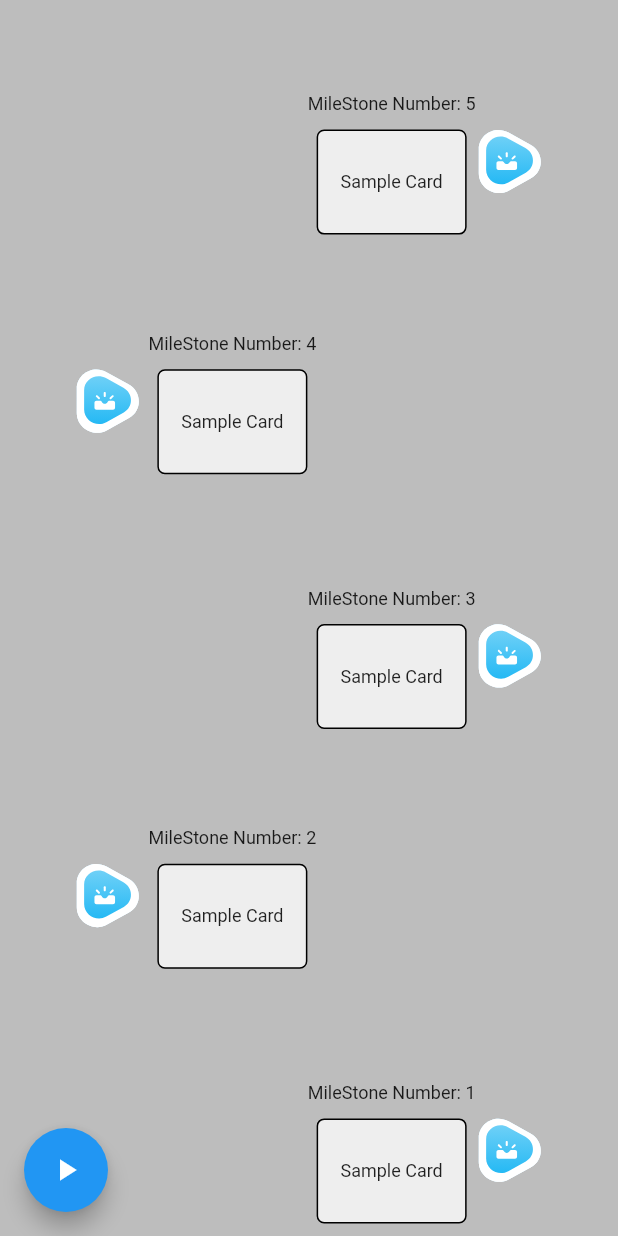
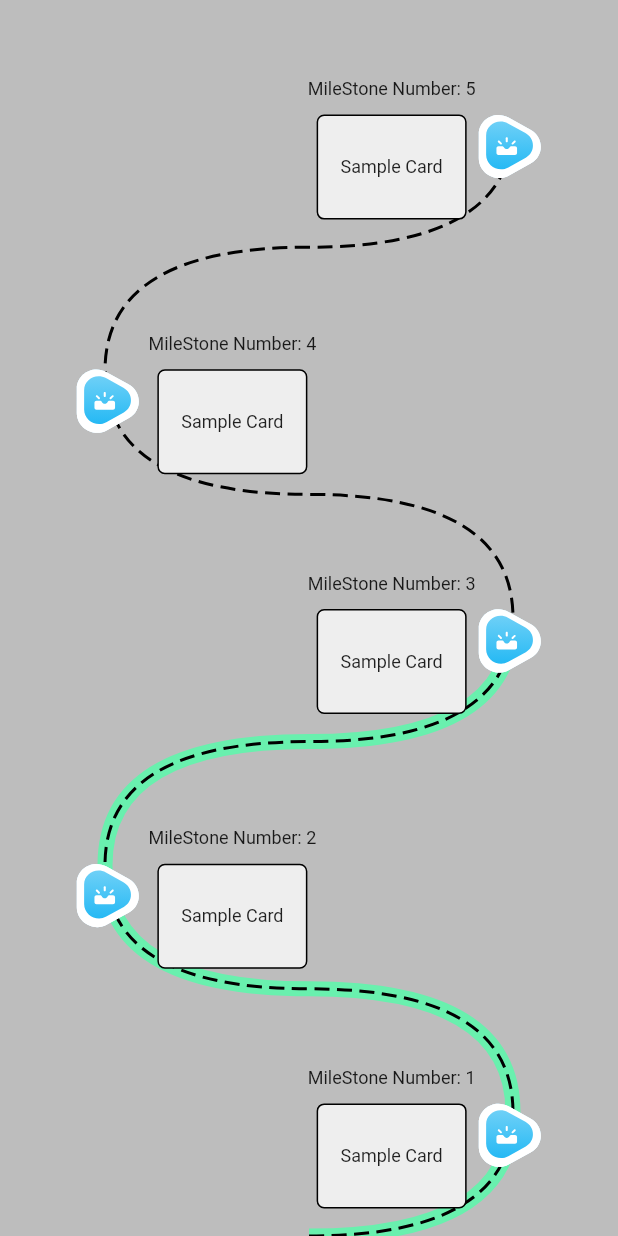
Before and after one commit to mg7237/flutter_draw, a Flutter app: the screen it shows after launch, on a phone screen of 412 x 824 dp. Run offline on Flutter 3.47's test engine with Material 2 defaults, Android fonts, the phone set to English and light mode, and no system bars; our stand-ins replace flutter_svg, path_drawing.

Commit message:
Dash curve line and single time animation implimented

```diff
--- a/lib/main.dart
+++ b/lib/main.dart
@@ -5,6 +5,7 @@ import 'dart:ui';
 import 'package:flutter/material.dart';
 import 'package:flutter_svg/flutter_svg.dart';
 import 'package:flutter/services.dart';
+import 'package:path_drawing/path_drawing.dart';
 
 /// Hard coded variables
 
@@ -14,8 +15,9 @@ import 'package:flutter/services.dart';
 // So number of sections = number of max milestones * 2 + 2
 const int kNumberOfSections = 10; //
 
-const int kNumberOfMilestones =
-    5; // Actual number of milestones completed; minimum 1
+const int kMaxMilestones = 5; // Maximum milestones
+const int kMilestonesCompleted =
+    3; // Actual number of milestones completed; minimum 1
 
 // Use to define steepness of curve, lesser value >> steeper curve
 const kControlPoint = 70.0;
@@ -86,7 +88,7 @@ void main() {
   // Than we setup preferred orientations,
   // and only after it finished we run our app
   SystemChrome.setPreferredOrientations([DeviceOrientation.portraitUp])
-      .then((value) => runApp(const MaterialApp(home: AnimatedPathDemo())));
+      .then((value) => runApp(const MaterialApp(home: AnimatedPath())));
 }
 
 class AnimatedPathPainter extends CustomPainter {
@@ -139,8 +141,11 @@ class AnimatedPathPainter extends CustomPainter {
           size.width - kControlPoint,
           size.height * ((kNumberOfSections - 1) / kNumberOfSections));
 
-    if (kNumberOfMilestones > 1) {
-      for (int i = 2; i <= kNumberOfMilestones; i++) {
+    // dashArray: CircularIntervalList<double>([dashSize, gapSize]),
+    //   dashOffset: DashOffset.percentage(0.005));
+
+    if (kMilestonesCompleted > 1) {
+      for (int i = 2; i <= kMilestonesCompleted; i++) {
         path = _pathToNextMilestone(size, path, i);
       }
     }
@@ -155,33 +160,35 @@ class AnimatedPathPainter extends CustomPainter {
     final path = createAnimatedPath(_createAnyPath(size), animationPercent);
 
     final Paint paint = Paint();
-    paint.color = Colors.redAccent;
+    paint.color = Colors.greenAccent;
     paint.style = PaintingStyle.stroke;
-    paint.strokeWidth = 1.0;
+    paint.strokeWidth = 10.0;
 
     canvas.drawPath(path, paint);
+    //  canvas.drawRect(path, paint);
   }
 
   @override
   bool shouldRepaint(CustomPainter oldDelegate) => true;
 }
 
-class AnimatedPathDemo extends StatefulWidget {
-  const AnimatedPathDemo({Key? key}) : super(key: key);
+class AnimatedPath extends StatefulWidget {
+  const AnimatedPath({Key? key}) : super(key: key);
 
   @override
-  _AnimatedPathDemoState createState() => _AnimatedPathDemoState();
+  _AnimatedPathState createState() => _AnimatedPathState();
 }
 
-class _AnimatedPathDemoState extends State<AnimatedPathDemo>
+class _AnimatedPathState extends State<AnimatedPath>
     with SingleTickerProviderStateMixin {
   late AnimationController _controller;
 
   void _startAnimation() {
     _controller.stop();
     _controller.reset();
-    _controller.repeat(
-      period: const Duration(seconds: 5),
+    _controller.duration = const Duration(seconds: 5);
+    _controller.forward(
+        //period: const Duration(seconds: 5),
         );
   }
 
@@ -228,7 +235,7 @@ class _AnimatedPathDemoState extends State<AnimatedPathDemo>
             top: (size.height *
                     (kNumberOfSections - ((i * 2) - 1)) /
                     kNumberOfSections) -
-                20,
+                30,
             child: Row(
               children: [
                 Column(children: [
@@ -271,28 +278,23 @@ class _AnimatedPathDemoState extends State<AnimatedPathDemo>
     return Scaffold(
         //appBar: AppBar(title: const Text('Animated Paint')),
         body: Stack(children: [
-          // Container(
-          //   height: MediaQuery.of(context).size.height,
-          //   width: MediaQuery.of(context).size.width,
-          //   decoration:
-          //       const BoxDecoration(color: Color.fromARGB(100, 189, 189, 189)),
-          //   child: CustomPaint(painter: AnimatedPathPainter(_controller)),
-          // ),
       Container(
         height: size.height,
         width: size.width,
         decoration:
             const BoxDecoration(color: Color.fromARGB(255, 189, 189, 189)),
-            child: CustomPaint(
-                painter: AnimatedPathPainter(_controller), size: size),
+        child:
+            CustomPaint(painter: AnimatedPathPainter(_controller), size: size),
+      ),
+      Center(
+        child: Container(
+          width: size.width,
+          height: size.height,
+          child: CustomPaint(painter: DashPathPainter(size)),
+        ),
       ),
       Stack(children: _drawTriangleAndCards(size)),
-        ]),
-        floatingActionButton: FloatingActionButton(
-          onPressed: _startAnimation,
-          child: const Icon(Icons.play_arrow),
-        ),
-        floatingActionButtonLocation: FloatingActionButtonLocation.startFloat);
+    ]));
   }
 
   @override
@@ -301,6 +303,7 @@ class _AnimatedPathDemoState extends State<AnimatedPathDemo>
     _controller = AnimationController(
       vsync: this,
     );
+    _startAnimation();
   }
 
   @override
@@ -309,3 +312,82 @@ class _AnimatedPathDemoState extends State<AnimatedPathDemo>
     super.dispose();
   }
 }
+
+class DashPathPainter extends CustomPainter {
+  final Size size;
+  DashPathPainter(this.size);
+
+  final Paint blackStroke = Paint()
+    ..color = Colors.black
+    ..strokeWidth = 2.0
+    ..style = PaintingStyle.stroke;
+
+  Path _pathToNextMilestone(Size size, Path pathIn, int currentMilestone) {
+    late double heightTop;
+    late double heightMid;
+
+    if ((currentMilestone / 2) == (currentMilestone ~/ 2)) {
+      heightTop = size.height *
+          ((kNumberOfSections - ((currentMilestone * 2) - 1))) /
+          kNumberOfSections;
+
+      heightMid = size.height *
+          ((kNumberOfSections - ((currentMilestone - 1) * 2))) /
+          kNumberOfSections;
+
+      pathIn
+        ..quadraticBezierTo(
+            (size.width) - kControlPoint, heightMid, size.width / 2, heightMid)
+        ..quadraticBezierTo(
+            kControlPoint + 0.0, heightMid, kControlPoint + 0.0, heightTop);
+    } else {
+      heightTop = size.height *
+          ((kNumberOfSections - ((currentMilestone * 2) - 1))) /
+          kNumberOfSections;
+
+      heightMid = size.height *
+          ((kNumberOfSections - ((currentMilestone - 1) * 2))) /
+          kNumberOfSections;
+
+      pathIn
+        ..quadraticBezierTo(
+            kControlPoint + 0.0, heightMid, size.width / 2, heightMid)
+        ..quadraticBezierTo(size.width - kControlPoint + 0.0, heightMid,
+            size.width - kControlPoint + 0.0, heightTop);
+    }
+    return pathIn;
+  }
+
+  Path _createAnyPath(Size size) {
+    Path path = Path()
+      ..moveTo(size.width / 2, size.height)
+      ..quadraticBezierTo(
+          size.width - kControlPoint,
+          size.height, // * 1 * 3 / 4
+          size.width - kControlPoint,
+          size.height * ((kNumberOfSections - 1) / kNumberOfSections));
+
+    if (kMaxMilestones > 1) {
+      for (int i = 2; i <= kMaxMilestones; i++) {
+        path = _pathToNextMilestone(size, path, i);
+      }
+    }
+    return path;
+  }
+
+  @override
+  bool shouldRepaint(DashPathPainter oldDelegate) => true;
+
+  @override
+  void paint(Canvas canvas, Size size) {
+    Path p = _createAnyPath(size);
+    canvas.drawPath(
+        dashPath(
+          p,
+          dashArray: CircularIntervalList<double>(
+            <double>[10.0, 5],
+          ),
+        ),
+        blackStroke);
+  }
+}
--- a/pubspec.yaml
+++ b/pubspec.yaml
@@ -34,6 +34,7 @@ dependencies:
   # Use with the CupertinoIcons class for iOS style icons.
   cupertino_icons: ^1.0.2
   flutter_svg: ^1.0.3
+  path_drawing: ^1.0.0
 
 dev_dependencies:
   flutter_test:
```
Also changed, not shown: lib/main copy.dart (added, +312 -0 lines), pubspec.lock. Lines whose indentation alone changed are shown as unchanged.
